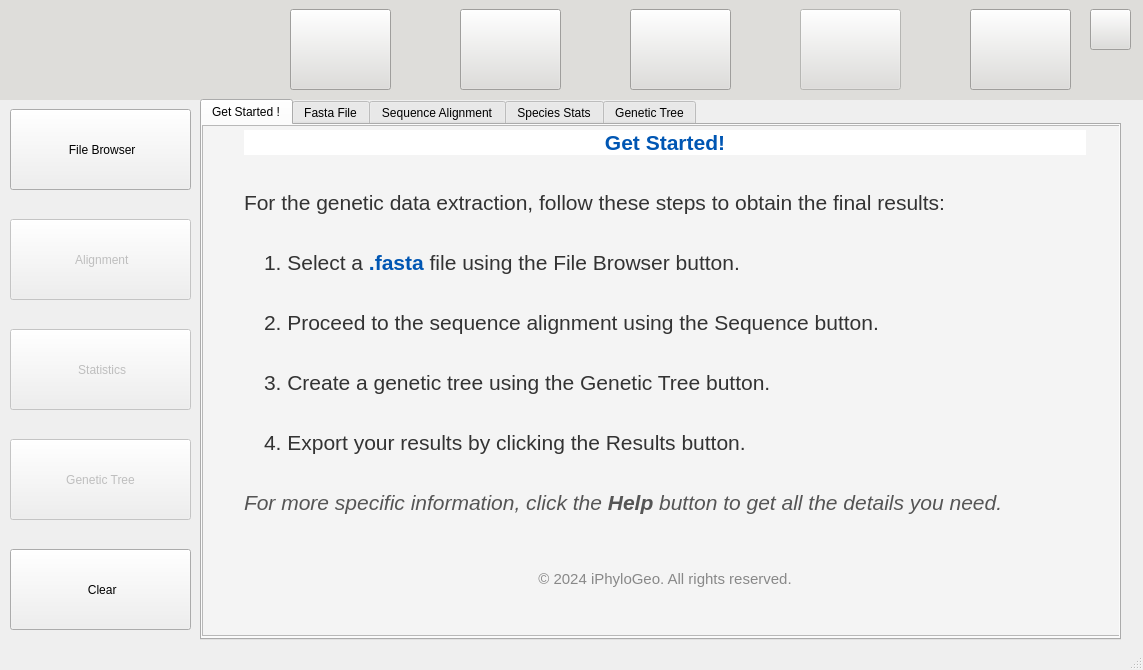
This is scripts/Qt/main.ui in tahiri-lab/iPhyloGeo_plus_plus as Qt 5 draws it before an edit. The edited form follows.
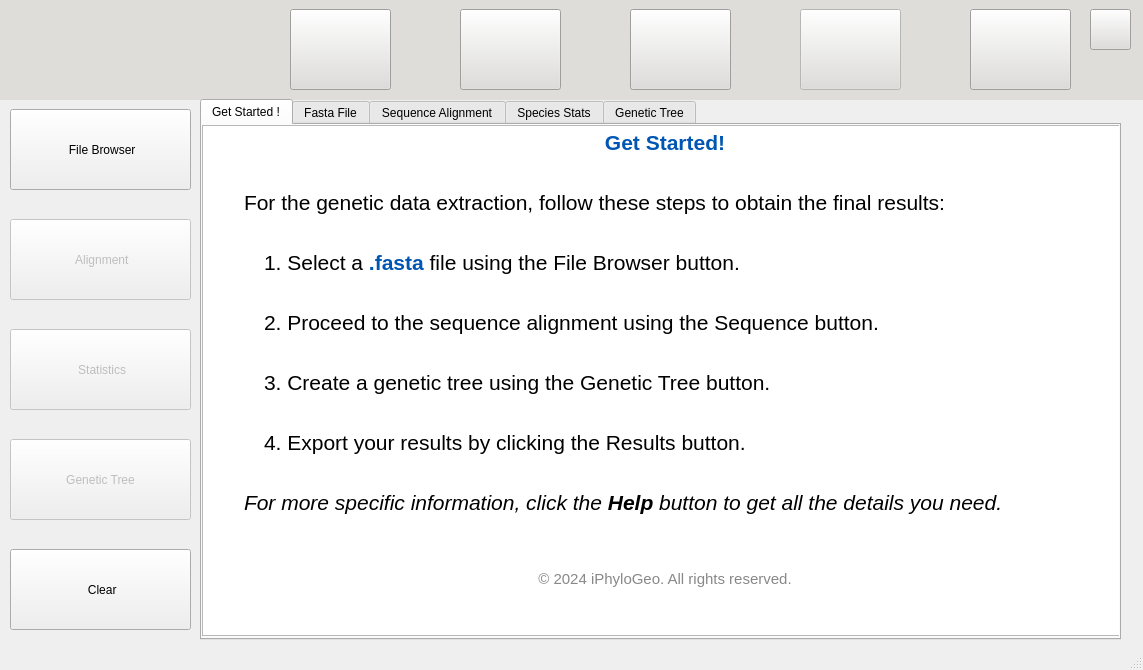
This is the edited form. The open tabs and pages were chosen to show the change. Icons and pictures are not drawn.

Diff of the .ui file:
```diff
--- a/scripts/Qt/main.ui
+++ b/scripts/Qt/main.ui
@@ -1129,14 +1129,14 @@
 hr { height: 1px; border-width: 0; }
 li.unchecked::marker { content: &quot;\2610&quot;; }
 li.checked::marker { content: &quot;\2612&quot;; }
-&lt;/style&gt;&lt;/head&gt;&lt;body style=&quot; font-family:'Segoe UI'; font-size:8pt; font-weight:400; font-style:normal;&quot; bgcolor=&quot;#f4f4f4&quot;&gt;
-&lt;h1 align=&quot;center&quot; style=&quot; margin-top:40px; margin-bottom:20px; margin-left:37px; margin-right:37px; -qt-block-indent:0; text-indent:0px; line-height:160%; background-color:#ffffff;&quot;&gt;&lt;span style=&quot; font-family:'Arial','sans-serif'; font-size:36pt; font-weight:700; color:#0056b3;&quot;&gt;Get Started!&lt;/span&gt;&lt;/h1&gt;
-&lt;p style=&quot; margin-top:12px; margin-bottom:20px; margin-left:37px; margin-right:37px; -qt-block-indent:0; text-indent:0px; line-height:160%;&quot;&gt;&lt;span style=&quot; font-family:'Arial','sans-serif'; font-size:16pt; color:#333333;&quot;&gt;For the genetic data extraction, follow these steps to obtain the final results:&lt;/span&gt;&lt;/p&gt;
-&lt;p style=&quot; margin-top:12px; margin-bottom:20px; margin-left:57px; margin-right:37px; -qt-block-indent:0; text-indent:0px; line-height:160%;&quot;&gt;&lt;span style=&quot; font-family:'Arial','sans-serif'; font-size:16pt; color:#333333;&quot;&gt;1. Select a &lt;/span&gt;&lt;span style=&quot; font-family:'Arial','sans-serif'; font-size:16pt; font-weight:600; color:#0056b3;&quot;&gt;.fasta &lt;/span&gt;&lt;span style=&quot; font-family:'Arial','sans-serif'; font-size:16pt; color:#333333;&quot;&gt;file using the File Browser button.&lt;/span&gt;&lt;/p&gt;
-&lt;p style=&quot; margin-top:12px; margin-bottom:20px; margin-left:57px; margin-right:37px; -qt-block-indent:0; text-indent:0px; line-height:160%;&quot;&gt;&lt;span style=&quot; font-family:'Arial','sans-serif'; font-size:16pt; color:#333333;&quot;&gt;2. Proceed to the sequence alignment using the Sequence button.&lt;/span&gt;&lt;/p&gt;
-&lt;p style=&quot; margin-top:12px; margin-bottom:20px; margin-left:57px; margin-right:37px; -qt-block-indent:0; text-indent:0px; line-height:160%;&quot;&gt;&lt;span style=&quot; font-family:'Arial','sans-serif'; font-size:16pt; color:#333333;&quot;&gt;3. Create a genetic tree using the Genetic Tree button.&lt;/span&gt;&lt;/p&gt;
-&lt;p style=&quot; margin-top:12px; margin-bottom:20px; margin-left:57px; margin-right:37px; -qt-block-indent:0; text-indent:0px; line-height:160%;&quot;&gt;&lt;span style=&quot; font-family:'Arial','sans-serif'; font-size:16pt; color:#333333;&quot;&gt;4. Export your results by clicking the Results button.&lt;/span&gt;&lt;/p&gt;
-&lt;p style=&quot; margin-top:12px; margin-bottom:20px; margin-left:37px; margin-right:37px; -qt-block-indent:0; text-indent:0px; line-height:160%;&quot;&gt;&lt;span style=&quot; font-family:'Arial','sans-serif'; font-size:16pt; font-style:italic; color:#555555;&quot;&gt;For more specific information, click the &lt;/span&gt;&lt;span style=&quot; font-family:'Arial','sans-serif'; font-size:16pt; font-weight:600; font-style:italic; color:#555555;&quot;&gt;Help&lt;/span&gt;&lt;span style=&quot; font-family:'Arial','sans-serif'; font-size:16pt; font-style:italic; color:#555555;&quot;&gt; button to get all the details you need.&lt;/span&gt;&lt;/p&gt;
+&lt;/style&gt;&lt;/head&gt;&lt;body style=&quot; font-family:'Segoe UI'; font-size:8pt; font-weight:400; font-style:normal;&quot;&gt;
+&lt;h1 align=&quot;center&quot; style=&quot; margin-top:40px; margin-bottom:20px; margin-left:37px; margin-right:37px; -qt-block-indent:0; text-indent:0px; line-height:160%;&quot;&gt;&lt;span style=&quot; font-family:'Arial','sans-serif'; font-size:36pt; font-weight:700; color:#0056b3;&quot;&gt;Get Started!&lt;/span&gt;&lt;/h1&gt;
+&lt;p style=&quot; margin-top:12px; margin-bottom:20px; margin-left:37px; margin-right:37px; -qt-block-indent:0; text-indent:0px; line-height:160%;&quot;&gt;&lt;span style=&quot; font-family:'Arial','sans-serif'; font-size:16pt;&quot;&gt;For the genetic data extraction, follow these steps to obtain the final results:&lt;/span&gt;&lt;/p&gt;
+&lt;p style=&quot; margin-top:12px; margin-bottom:20px; margin-left:57px; margin-right:37px; -qt-block-indent:0; text-indent:0px; line-height:160%;&quot;&gt;&lt;span style=&quot; font-family:'Arial','sans-serif'; font-size:16pt;&quot;&gt;1. Select a &lt;/span&gt;&lt;span style=&quot; font-family:'Arial','sans-serif'; font-size:16pt; font-weight:600; color:#0056b3;&quot;&gt;.fasta &lt;/span&gt;&lt;span style=&quot; font-family:'Arial','sans-serif'; font-size:16pt;&quot;&gt;file using the File Browser button.&lt;/span&gt;&lt;/p&gt;
+&lt;p style=&quot; margin-top:12px; margin-bottom:20px; margin-left:57px; margin-right:37px; -qt-block-indent:0; text-indent:0px; line-height:160%;&quot;&gt;&lt;span style=&quot; font-family:'Arial','sans-serif'; font-size:16pt;&quot;&gt;2. Proceed to the sequence alignment using the Sequence button.&lt;/span&gt;&lt;/p&gt;
+&lt;p style=&quot; margin-top:12px; margin-bottom:20px; margin-left:57px; margin-right:37px; -qt-block-indent:0; text-indent:0px; line-height:160%;&quot;&gt;&lt;span style=&quot; font-family:'Arial','sans-serif'; font-size:16pt;&quot;&gt;3. Create a genetic tree using the Genetic Tree button.&lt;/span&gt;&lt;/p&gt;
+&lt;p style=&quot; margin-top:12px; margin-bottom:20px; margin-left:57px; margin-right:37px; -qt-block-indent:0; text-indent:0px; line-height:160%;&quot;&gt;&lt;span style=&quot; font-family:'Arial','sans-serif'; font-size:16pt;&quot;&gt;4. Export your results by clicking the Results button.&lt;/span&gt;&lt;/p&gt;
+&lt;p style=&quot; margin-top:12px; margin-bottom:20px; margin-left:37px; margin-right:37px; -qt-block-indent:0; text-indent:0px; line-height:160%;&quot;&gt;&lt;span style=&quot; font-family:'Arial','sans-serif'; font-size:16pt; font-style:italic;&quot;&gt;For more specific information, click the &lt;/span&gt;&lt;span style=&quot; font-family:'Arial','sans-serif'; font-size:16pt; font-weight:600; font-style:italic;&quot;&gt;Help&lt;/span&gt;&lt;span style=&quot; font-family:'Arial','sans-serif'; font-size:16pt; font-style:italic;&quot;&gt; button to get all the details you need.&lt;/span&gt;&lt;/p&gt;
 &lt;p align=&quot;center&quot; style=&quot; margin-top:40px; margin-bottom:0px; margin-left:37px; margin-right:37px; -qt-block-indent:0; text-indent:0px; line-height:160%;&quot;&gt;&lt;span style=&quot; font-family:'Arial','sans-serif'; font-size:11pt; color:#888888;&quot;&gt;© 2024 iPhyloGeo. All rights reserved.&lt;/span&gt;&lt;/p&gt;&lt;/body&gt;&lt;/html&gt;</string>
          </property>
         </widget>
```
Left out of the diff: 28 changed lines with no effect on the pictures.
